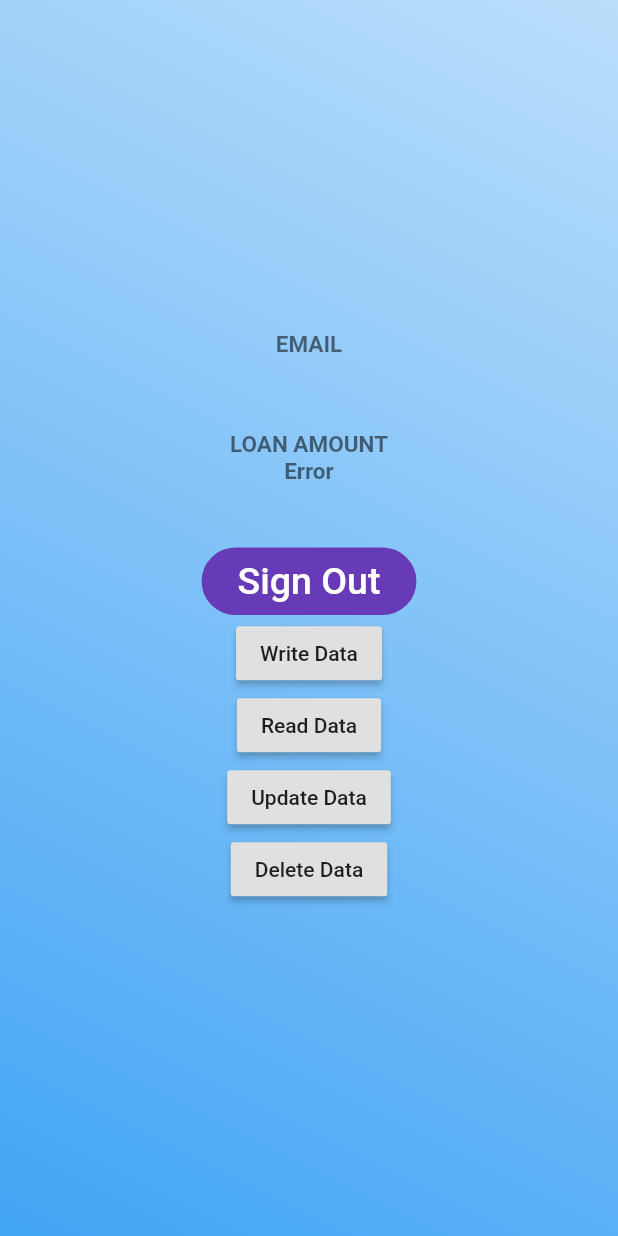
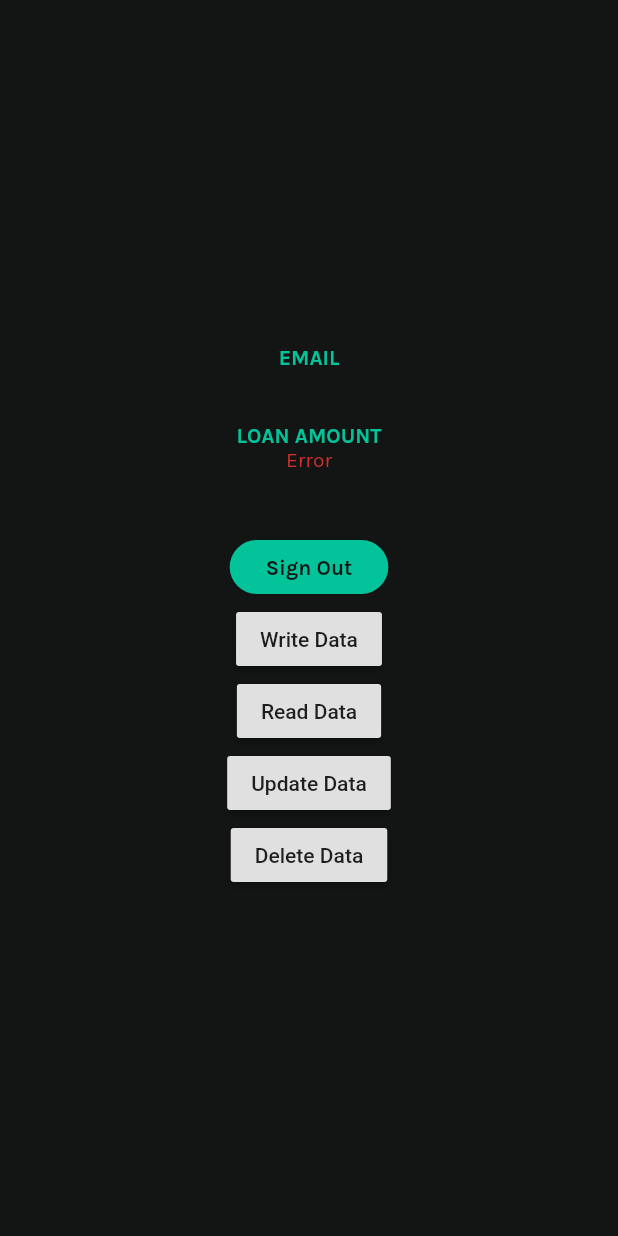
Before and after one commit to LucasBourne/Budgitt, a Flutter app: the FirstScreen screen opened directly, on a phone screen of 412 x 824 dp. Run offline on Flutter 3.47's test engine with Material 2 defaults, Android fonts, the phone set to English and light mode, and no system bars; our stand-ins replace firebase_auth, firebase_database, google_fonts, google_sign_in; accounts and stored records are empty.

Commit message:
Updated setstate calls

```diff
--- a/lib/User.dart
+++ /dev/null
@@ -1,26 +0,0 @@
-import 'package:firebase_database/firebase_database.dart';
-
-class User
-{
-  String userId;
-  String key;
-  int loanAmount;
-
-  User(this.loanAmount, this.userId);
-
-  User.fromSnapshot(DataSnapshot ds)
-  {
-    key = ds.key;
-    userId = ds.value["userId"];
-    loanAmount = ds.value["loanAmount"];
-  }
-
-  toJson()
-  {
-    return
-    {
-      "loanAmount" : loanAmount,
-      "userId" : userId,
-    };
-  }
-}
--- a/lib/first_screen.dart
+++ b/lib/first_screen.dart
@@ -1,9 +1,11 @@
 import 'package:flutter/material.dart';
 import 'package:firebase_database/firebase_database.dart';
-import 'dart:async';
+import 'package:google_fonts/google_fonts.dart';
 import 'login_page.dart';
 import 'sign_in.dart';
-import 'User.dart';
+
+Color accentColour = Color.fromRGBO(2, 195, 154, 1);
+Color backgroundColour = Color.fromRGBO(19, 21, 21, 1);
 
 class FirstScreen extends StatefulWidget
 {
@@ -15,91 +17,44 @@ class FirstScreenState extends State<FirstScreen>
 {
   final dbRef = FirebaseDatabase.instance.reference();
   static Map<dynamic, dynamic> values = new Map<dynamic, dynamic>();
-  List<User> _userList;
-  StreamSubscription<Event> _onUserAddedSubscription;
-  StreamSubscription<Event> _onUserChangedSubscription;
-  Query _userQuery;
 
   @override
   void initState()
   {
     super.initState();
-
-    _userList = new List();
-    _userQuery = dbRef.child("Users").child(userID).orderByChild("userId").equalTo(userID);
-    _onUserChangedSubscription = _userQuery.onChildChanged.listen(onEntryChanged);
-    _onUserAddedSubscription = _userQuery.onChildAdded.listen(onEntryAdded);
+    readData();
   }
 
   @override
-  void dispose()
-  {
-    _onUserChangedSubscription.cancel();
-    _onUserAddedSubscription.cancel();
-    super.dispose();
-  }
-
-  onEntryAdded(Event event)
-  {
-    setState(() {
-      _userList.add(User.fromSnapshot(event.snapshot));
-    });
-  }
-
-  onEntryChanged(Event event)
-  {
-    var oldEntry = _userList.singleWhere((entry)
-    {
-      return entry.key == event.snapshot.key;
-    });
-
-    setState(() {
-      _userList[_userList.indexOf(oldEntry)] = User.fromSnapshot(event.snapshot);
-    });
-  }
-
-
-
   Widget build(BuildContext context)
   {
-
-
-
     return Scaffold(
-      body: Container(
-        decoration: BoxDecoration(
-          gradient: LinearGradient(
-            begin: Alignment.topRight,
-            end: Alignment.bottomLeft,
-            colors: [Colors.blue[100], Colors.blue[400]],
-          ),
-        ),
-        child: Center(
+      backgroundColor: backgroundColour,
+      body: Center(
           child: Column(
             mainAxisAlignment: MainAxisAlignment.center,
             mainAxisSize: MainAxisSize.max,
             children: <Widget>[
               Text(
                 'EMAIL',
-                style: TextStyle(
-                    fontSize: 15,
+                style: GoogleFonts.karla(
+                  color: accentColour,
                   fontWeight: FontWeight.bold,
-                    color: Colors.black54),
+                ),
               ),
               Text(
                 email,
-                style: TextStyle(
-                    fontSize: 25,
-                    color: Colors.deepPurple,
-                    fontWeight: FontWeight.bold),
+                style: GoogleFonts.karla(
+                  color: accentColour,
+                ),
               ),
               SizedBox(height: 20),
               Text(
                 'LOAN AMOUNT',
-                style: TextStyle(
-                    fontSize: 15,
+                style: GoogleFonts.karla(
+                  color: accentColour,
                   fontWeight: FontWeight.bold,
-                    color: Colors.black54),
+                ),
               ),
               showLoanAmount(),
               SizedBox(height: 40),
@@ -108,12 +63,15 @@ class FirstScreenState extends State<FirstScreen>
                 signOutGoogle();
                 Navigator.of(context).pushAndRemoveUntil(MaterialPageRoute(builder: (context) {return LoginPage();}), ModalRoute.withName('/'));
               },
-                color: Colors.deepPurple,
+              color: accentColour,
               child: Padding(
                 padding: const EdgeInsets.all(8.0),
                 child: Text(
                   'Sign Out',
-                    style: TextStyle(fontSize: 25, color: Colors.white),
+                  style: GoogleFonts.karla(
+                  color: backgroundColour,
+                  fontWeight: FontWeight.bold
+                  ),
                 ),
               ),
               elevation: 0,
@@ -125,10 +83,7 @@ class FirstScreenState extends State<FirstScreen>
               child: Text("Write Data"),
               onPressed: ()
               {
-                  writeData("666");
-                  setState(() {
-
-                  });
+                writeData(500);
               },
             ),
             RaisedButton(
@@ -136,16 +91,13 @@ class FirstScreenState extends State<FirstScreen>
               onPressed: ()
               {
                 readData();
-                  setState(() {
-
-                  });
               },
             ),
             RaisedButton(
               child: Text("Update Data"),
               onPressed: ()
               {
-                  updateData(new User(750, userID));
+                updateData(750);
               },
             ),
             RaisedButton(
@@ -158,21 +110,32 @@ class FirstScreenState extends State<FirstScreen>
           ],
         ),
       ),
-      ),
     );
   }
-  void writeData(String loanAmount)
+  void writeData(int loanAmount)
   {
-    User user = new User(int.parse(loanAmount), userID);
-    dbRef.child("Users").child(userID).push().set(user.toJson());
+    //User user = new User(int.parse(loanAmount), userID);
+    dbRef.child(userID).set(
+      {
+        "name" : "Test Name",
+        "loanAmount" : loanAmount,
+      }
+    );
+    setState(() {
+      readData();
+    });
   }
 
-  void updateData(User user)
+  void updateData(int newLoanAmount)
   {
-    if(user != null)
+    dbRef.child(userID).update(
       {
-      dbRef.child("Users").child(user.key).set(user.toJson());
+        "loanAmount" : newLoanAmount,
       }
+    );
+    setState(() {
+      readData();
+    });
   }
   void readData()
   {
@@ -180,6 +143,7 @@ class FirstScreenState extends State<FirstScreen>
     {
       values = ds.value;
       print(values["loanAmount"]);
+      setState(() {});
     });
   }
                 /*
@@ -190,42 +154,33 @@ class FirstScreenState extends State<FirstScreen>
     */
   void deleteData()
   {
+    if (dbRef.child(userID) != null)
+    {
       dbRef.child(userID).remove();
+      setState(() {
+        readData();
+      });
+    }
   }
   Widget showLoanAmount()
   {
-    if (_userList.length > 0)
+    if (values != null)
+    {
+      if (values.length != 0)
       {
         return Text(
-        ("£" + _userList[0].loanAmount.toString()),
-        style: TextStyle(
-          fontSize: 15,
-          fontWeight: FontWeight.bold,
-          color: Colors.black54
+          ("£" + values["loanAmount"].toString()),
+          style: GoogleFonts.karla(
+            color: accentColour,
           ),
         );
       }
-    else
-    {
-      //Prompt user for first time setup
+    }
     return Text(
       ("Error"),
-        style: TextStyle(
-          fontSize: 15,
-          fontWeight: FontWeight.bold,
-          color: Colors.black54),
+      style: GoogleFonts.karla(
+        color: Colors.red[700],
+      ),
     );
   }
 }
-  Widget showDialog()
-  {
-    return AlertDialog(
-      title: Text("No Loan Found"),
-      content: Text("Set up account?"),
-      actions: <Widget>
-      [
-        new FlatButton(onPressed: () { writeData("500"); }, child: new Text("Submit"))
-      ],
-    );
-  }
-}
--- a/lib/login_page.dart
+++ b/lib/login_page.dart
@@ -103,7 +103,7 @@ class _LoginPageState extends State<LoginPage>
       ),
       onPressed: ()
       {
-        signInEmailPassword(emailController.text, passwordController.text).whenComplete(()
+        signInEmailPassword(emailController.text.trim(), passwordController.text.trim()).whenComplete(()
         {
           Navigator.of(context).push(MaterialPageRoute(
             builder: (context)
```
Lines whose indentation alone changed are shown as unchanged.
